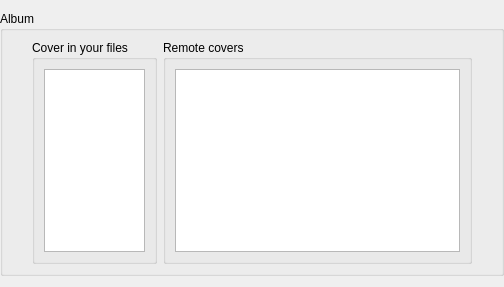
Old version of the form templateCover.ui in the repository Ilya87/cover-fetcher.
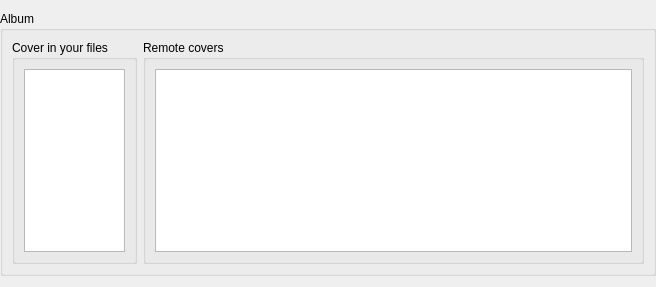
New version of the form.

Diff of the .ui file:
```diff
--- a/templateCover.ui
+++ b/templateCover.ui
@@ -6,7 +6,7 @@
    <rect>
     <x>0</x>
     <y>0</y>
-    <width>504</width>
+    <width>656</width>
     <height>287</height>
    </rect>
   </property>
@@ -38,22 +38,6 @@
       <bool>true</bool>
      </property>
      <layout class="QHBoxLayout" name="horizontalLayout_2">
-      <item>
-       <spacer name="leftSpacer">
-        <property name="orientation">
-         <enum>Qt::Horizontal</enum>
-        </property>
-        <property name="sizeType">
-         <enum>QSizePolicy::Minimum</enum>
-        </property>
-        <property name="sizeHint" stdset="0">
-         <size>
-          <width>20</width>
-          <height>20</height>
-         </size>
-        </property>
-       </spacer>
-      </item>
       <item>
        <widget class="QGroupBox" name="currentCoverGroupBox">
         <property name="title">
@@ -70,8 +54,8 @@
            </property>
            <property name="minimumSize">
             <size>
-             <width>32</width>
-             <height>32</height>
+             <width>100</width>
+             <height>100</height>
             </size>
            </property>
            <property name="maximumSize">
@@ -123,22 +107,10 @@
         <layout class="QVBoxLayout" name="verticalLayout">
          <item>
           <widget class="QListWidget" name="remoteCovers">
-           <property name="sizePolicy">
-            <sizepolicy hsizetype="Expanding" vsizetype="Expanding">
-             <horstretch>0</horstretch>
-             <verstretch>0</verstretch>
-            </sizepolicy>
-           </property>
            <property name="minimumSize">
             <size>
-             <width>32</width>
-             <height>32</height>
-            </size>
-           </property>
-           <property name="maximumSize">
-            <size>
-             <width>512</width>
-             <height>512</height>
+             <width>100</width>
+             <height>100</height>
             </size>
            </property>
            <property name="focusPolicy">
@@ -151,7 +123,7 @@
             <enum>Qt::ScrollBarAlwaysOff</enum>
            </property>
            <property name="horizontalScrollBarPolicy">
-            <enum>Qt::ScrollBarAlwaysOff</enum>
+            <enum>Qt::ScrollBarAsNeeded</enum>
            </property>
            <property name="sizeAdjustPolicy">
             <enum>QAbstractScrollArea::AdjustToContents</enum>
@@ -168,6 +140,12 @@
            <property name="movement">
             <enum>QListView::Static</enum>
            </property>
+           <property name="flow">
+            <enum>QListView::TopToBottom</enum>
+           </property>
+           <property name="resizeMode">
+            <enum>QListView::Adjust</enum>
+           </property>
            <property name="viewMode">
             <enum>QListView::IconMode</enum>
            </property>
@@ -176,22 +154,6 @@
         </layout>
        </widget>
       </item>
-      <item>
-       <spacer name="rightSpacer">
-        <property name="orientation">
-         <enum>Qt::Horizontal</enum>
-        </property>
-        <property name="sizeType">
-         <enum>QSizePolicy::Minimum</enum>
-        </property>
-        <property name="sizeHint" stdset="0">
-         <size>
-          <width>20</width>
-          <height>20</height>
-         </size>
-        </property>
-       </spacer>
-      </item>
      </layout>
     </widget>
    </item>
```
Left out of the diff: 6 changed lines with no effect on the pictures.
